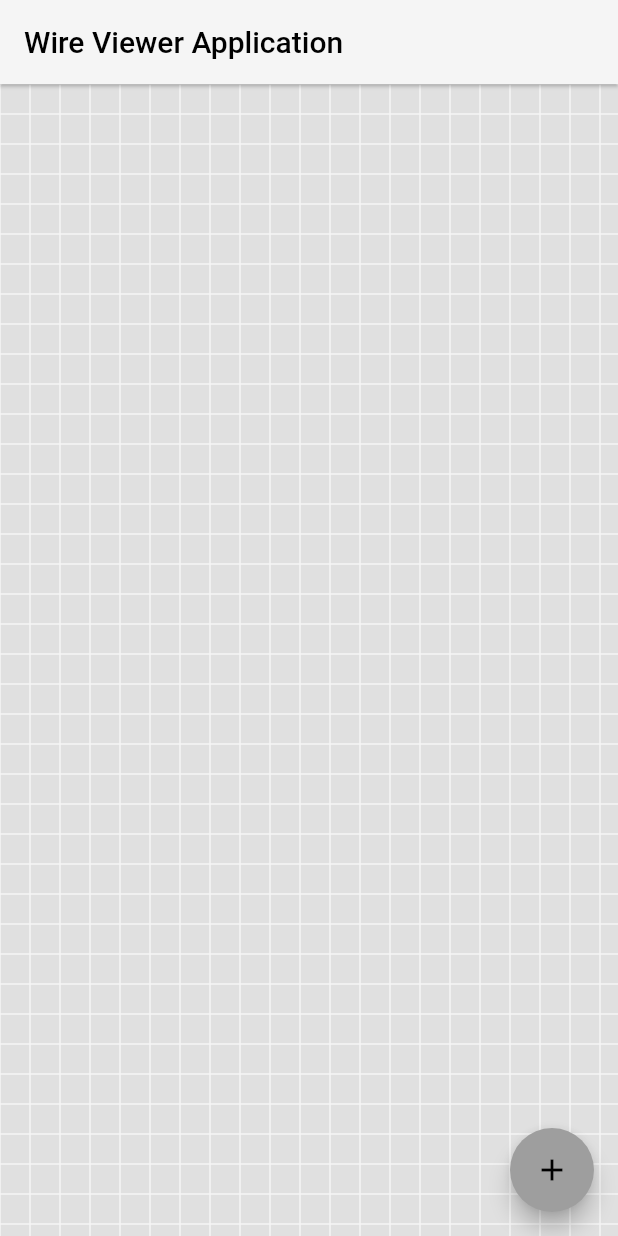
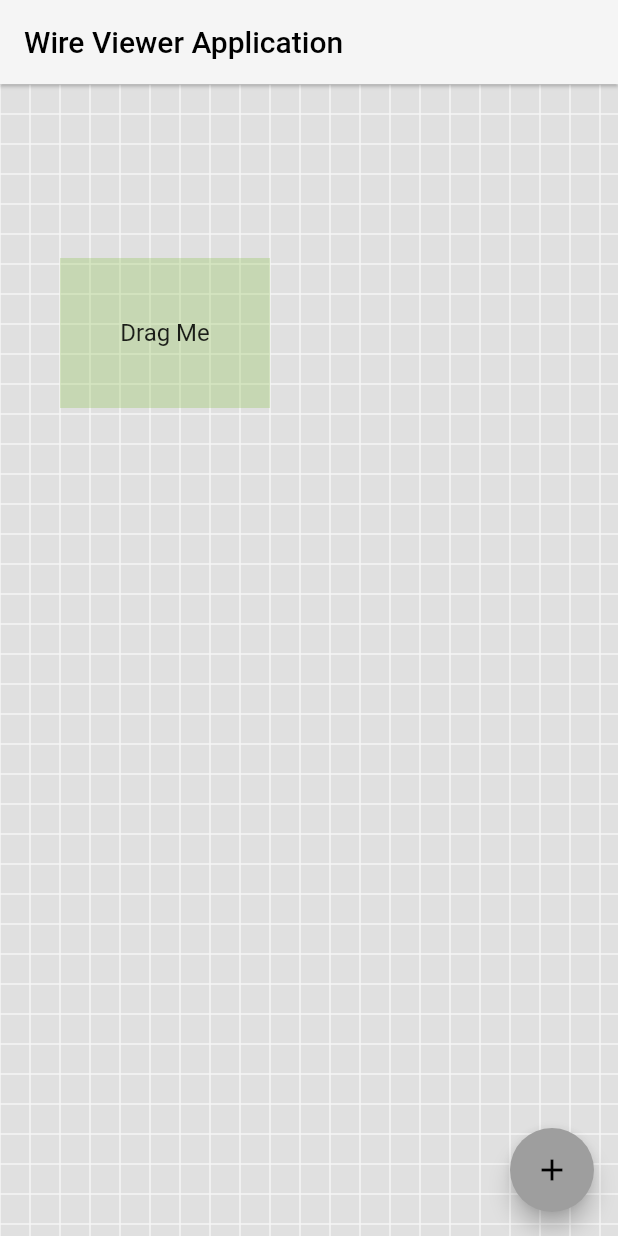
Before and after one commit to WiresWare/wire_viewer, a Flutter app: the screen it shows after launch, on a phone screen of 412 x 824 dp. Run offline on Flutter 3.47's test engine with Material 2 defaults, Android fonts, the phone set to English and light mode, and no system bars; missing offline and left inert: bezier, wire; Roboto replaces fonts that are missing (SourceSans); project files that could hold a hidden picture were left out.

Commit message:
Draw list of WireBlockWidget in a layer

```diff
--- a/lib/model/vos/WireContextVO.dart
+++ b/lib/model/vos/WireBlockVO.dart
@@ -3,20 +3,20 @@ import 'dart:math';
 import 'package:flutter/cupertino.dart';
 
 const BLOCK_WIDTH = 140.0;
-const BLOCK_HEIGHT = 90.0;
+const BLOCK_HEIGHT = 100.0;
 
-class WireContextVO {
+class WireBlockVO {
   final MutableRectangle<double> block;
-  List<WireContextVO>? connections;
+  List<WireBlockVO>? connections;
 
   late final ValueNotifier<Point<double>> position;
 
-  WireContextVO(this.block, { this.connections }) {
+  WireBlockVO(this.block, { this.connections }) {
     position = ValueNotifier<Point<double>>(block.topLeft);
   }
 
-  factory WireContextVO.fromPosition(Point<double> position, { connections }) {
-    return WireContextVO(
+  factory WireBlockVO.fromPosition(Point<double> position, { connections }) {
+    return WireBlockVO(
       MutableRectangle<double>(
         position.x,
         position.y,
--- /dev/null
+++ b/lib/view/components/WireBlockWidget.dart
@@ -0,0 +1,38 @@
+import 'dart:ui';
+
+import 'package:flutter/material.dart';
+import 'package:flutter/rendering.dart' as render;
+import 'package:wire_viewer/utils/PositionUtils.dart';
+
+import '../../../model/vos/WireBlockVO.dart';
+import 'movable/MovableBlockWidget.dart';
+import 'painter/WiresPainterWidget.dart';
+
+class WireBlockWidget extends StatefulWidget {
+  final WireBlockVO wireBlockVO;
+
+  const WireBlockWidget(this.wireBlockVO, {Key? key}) : super(key: key);
+
+  @override
+  _WireBlockWidgetState createState() => _WireBlockWidgetState();
+}
+
+class _WireBlockWidgetState extends State<WireBlockWidget> {
+  @override
+  void initState() {
+    super.initState();
+  }
+
+  @override
+  Widget build(BuildContext context) {
+    final wireBlockVO = widget.wireBlockVO;
+    final connections = wireBlockVO.connections;
+    print('> WireBlockWidget -> build: has ${connections?.length} connections');
+    return connections != null ? Stack(
+      children: [
+        WiresPainterWidget(wireBlockVO),
+        MovableBlockWidget(wireBlockVO),
+      ],
+    ) : MovableBlockWidget(wireBlockVO);
+  }
+}
--- a/lib/view/components/BackgroundGridWidget.dart
+++ b/lib/view/components/layers/BackgroundLayerWidget.dart
@@ -3,9 +3,9 @@ import 'dart:math';
 import 'package:flutter/material.dart';
 import 'package:wire_viewer/constants/StaticSettings.dart';
 
-class BackgroundGridWidget extends StatelessWidget {
+class BackgroundLayerWidget extends StatelessWidget {
   final Rectangle<double> size;
-  const BackgroundGridWidget(this.size, { Key? key }) : super(key: key);
+  const BackgroundLayerWidget(this.size, { Key? key }) : super(key: key);
 
   @override
   Widget build(BuildContext context) {
--- /dev/null
+++ b/lib/view/components/layers/WireBlocksLayerWidget.dart
@@ -0,0 +1,19 @@
+import 'dart:math';
+
+import 'package:flutter/material.dart';
+import 'package:wire_viewer/constants/StaticSettings.dart';
+import 'package:wire_viewer/view/components/WireBlockWidget.dart';
+
+import '../../../model/vos/WireBlockVO.dart';
+
+class WireBlocksLayerWidget extends StatelessWidget {
+  final List<WireBlockVO> blocks;
+  const WireBlocksLayerWidget(this.blocks, { Key? key }) : super(key: key);
+
+  @override
+  Widget build(BuildContext context) {
+    return Container(
+      child: Stack(children: blocks.map((block) =>
+        WireBlockWidget(block)).toList()));
+  }
+}
--- a/lib/view/components/DraggableBlockWidget.dart
+++ b/lib/view/components/movable/MovableBlockWidget.dart
@@ -1,21 +1,20 @@
 import 'dart:ui';
 
 import 'package:flutter/material.dart';
-import 'package:flutter/rendering.dart' as render;
-import 'package:wire_viewer/utils/PositionUtils.dart';
 
-import '../../model/vos/WireContextVO.dart';
+import '../../../model/vos/WireBlockVO.dart';
+import '../../../utils/PositionUtils.dart';
 
-class DraggableBlockWidget extends StatefulWidget {
-  final WireContextVO wireContextVO;
+class MovableBlockWidget extends StatefulWidget {
+  final WireBlockVO wireContextVO;
 
-  const DraggableBlockWidget(this.wireContextVO, {Key? key}) : super(key: key);
+  const MovableBlockWidget(this.wireContextVO, {Key? key}) : super(key: key);
 
   @override
-  _DraggableBlockWidgetState createState() => _DraggableBlockWidgetState();
+  _MovableBlockWidgetState createState() => _MovableBlockWidgetState();
 }
 
-class _DraggableBlockWidgetState extends State<DraggableBlockWidget> {
+class _MovableBlockWidgetState extends State<MovableBlockWidget> {
   @override
   void initState() {
     super.initState();
@@ -37,7 +36,7 @@ class _DraggableBlockWidgetState extends State<DraggableBlockWidget> {
       top: PositionUtils.snapToGrid(widget.wireContextVO.y),
       child: Draggable(
         child: Container(width: width, height: height,
-          color: Colors.orangeAccent,
+          color: Colors.lightGreen.withOpacity(0.3),
           child: const Center(child: Text("Drag Me", style: ts,)),
         ),
         feedbackOffset: const Offset(0, 100),
--- a/lib/view/components/painter/WiresPainterWidget.dart
+++ b/lib/view/components/painter/WiresPainterWidget.dart
@@ -4,45 +4,48 @@ import 'dart:ui' as ui;
 import 'package:bezier/bezier.dart';
 import 'package:flutter/material.dart';
 import 'package:vector_math/vector_math.dart' as math;
-import 'package:wire_viewer/model/vos/WireContextVO.dart';
+import 'package:wire_viewer/model/vos/WireBlockVO.dart';
 import 'package:wire_viewer/utils/PositionUtils.dart';
 
 class WiresPainterWidget extends StatelessWidget {
-  final WireContextVO wireContextVO;
-  const WiresPainterWidget(this.wireContextVO, {Key? key}) : super(key: key);
+  final WireBlockVO wireBlockVO;
+  const WiresPainterWidget(this.wireBlockVO, {Key? key}) : super(key: key);
 
   @override
   Widget build(BuildContext context) {
     return Center(
       child: CustomPaint(
         size: ui.window.physicalSize,
-        painter: PathPainter(wireContextVO),
+        painter: PathPainter(wireBlockVO),
       ),
     );
   }
 }
 
 class PathPainter extends CustomPainter {
-  final WireContextVO wireContextVO;
+  final WireBlockVO wireBlockVO;
 
-  PathPainter(this.wireContextVO):super(repaint: wireContextVO.position) {}
+  PathPainter(this.wireBlockVO):super(repaint: wireBlockVO.position) {}
 
   @override
   void paint(Canvas canvas, Size size) {
-    if (wireContextVO.connections == null) return;
+    if (wireBlockVO.connections == null) return;
 
-    Point<double> start = wireContextVO.position.value;
-    List<CubicBezier> curves = wireContextVO.connections!.map((WireContextVO c) {
-      final end = c.block;
-      final x = end.left, y = end.top;
-      final double startX = x < start.x
-          ? PositionUtils.snapToGrid(wireContextVO.left)
-          : PositionUtils.snapToGrid(wireContextVO.right);
+    Point<double> start = wireBlockVO.position.value;
+    final positionXSideLeft = PositionUtils.snapToGrid(wireBlockVO.left);
+    final positionXSideRight = PositionUtils.snapToGrid(wireBlockVO.right);
+
+    List<CubicBezier> curves = wireBlockVO.connections!.map((WireBlockVO connectionWireBlockVO) {
+      final block = connectionWireBlockVO.block;
+      final blockX = block.left, blockY = block.top;
+      final fromLeft = blockX < start.x;
+      final fromTop = blockY > start.y;
+      final double startX = fromLeft ? positionXSideLeft : positionXSideRight;
       return CubicBezier([
         math.Vector2(startX, start.y),
-        math.Vector2((startX + x) / 2, start.y),
-        math.Vector2((startX + x) / 2, y),
-        math.Vector2(x, y),
+        math.Vector2((startX + blockX) / 2, start.y),
+        math.Vector2((startX + blockX) / 2, blockY),
+        math.Vector2(blockX, blockY),
       ]);
     }).toList();
 
--- a/lib/view/pages/MainPage.dart
+++ b/lib/view/pages/MainPage.dart
@@ -2,12 +2,12 @@ import 'dart:math';
 import 'dart:ui' as ui;
 
 import 'package:flutter/material.dart';
-import 'package:wire_viewer/constants/StaticSettings.dart';
-import 'package:wire_viewer/model/vos/WireContextVO.dart';
 
-import '../components/BackgroundGridWidget.dart';
-import '../components/DraggableBlockWidget.dart';
-import '../components/painter/WiresPainterWidget.dart';
+import '../../constants/StaticSettings.dart';
+import '../../model/vos/WireBlockVO.dart';
+
+import '../components/layers/BackgroundLayerWidget.dart';
+import '../components/layers/WireBlocksLayerWidget.dart';
 
 generatePointOffset() {
   double xPos = Random().nextDouble() * ui.window.physicalSize.width;
@@ -29,17 +29,22 @@ class _MainPageState extends State<MainPage> {
   static get screenWidth => ui.window.physicalSize.width;
   static get screenHeight => ui.window.physicalSize.height;
 
-  final contexts = [
-    WireContextVO.fromPosition(CENTER_POINT),
-    WireContextVO.fromPosition(const Point<double>(100, 100)),
-    WireContextVO.fromPosition(Point(screenWidth - 100, 100)),
-    WireContextVO.fromPosition(Point(screenWidth - 100, screenHeight - 100)),
-    WireContextVO.fromPosition(Point(100, screenHeight - 100)),
+  final wireBlocks = [
+    WireBlockVO.fromPosition(CENTER_POINT),
+    WireBlockVO.fromPosition(const Point<double>(100, 100)),
+    WireBlockVO.fromPosition(Point(screenWidth - 100, 100)),
+    WireBlockVO.fromPosition(Point(screenWidth - 100, screenHeight - 100)),
+    WireBlockVO.fromPosition(Point(100, screenHeight - 100)),
   ];
 
+  @override
+  void initState() {
+    super.initState();
+
+    wireBlocks[0].connections = wireBlocks.getRange(1, wireBlocks.length).toList();
+  }
+
   // https://github.com/dragonman225/curved-arrows
-  late final wireContextVO = contexts[0]
-    ..connections = contexts.getRange(1, contexts.length).toList();
 
   @override
   Widget build(BuildContext context) {
@@ -48,6 +53,7 @@ class _MainPageState extends State<MainPage> {
     final contextSize = Rectangle<double>(0, 0, contextWidth, contextHeight);
 
     print('> MainPage -> contextSize $contextSize');
+
     return Scaffold(
       appBar: AppBar(title: const Text('Wire Viewer Application')),
       body: InteractiveViewer(
@@ -58,11 +64,10 @@ class _MainPageState extends State<MainPage> {
         panEnabled: true,
         constrained: false,
         child: Stack(
-          children: [
-            BackgroundGridWidget(contextSize),
-            WiresPainterWidget(wireContextVO),
-            DraggableBlockWidget(wireContextVO),
-          ],
+          children: <Widget>[
+            BackgroundLayerWidget(contextSize),
+            WireBlocksLayerWidget(wireBlocks),
+          ]
         ),
       ),
       floatingActionButton: FloatingActionButton(
```
